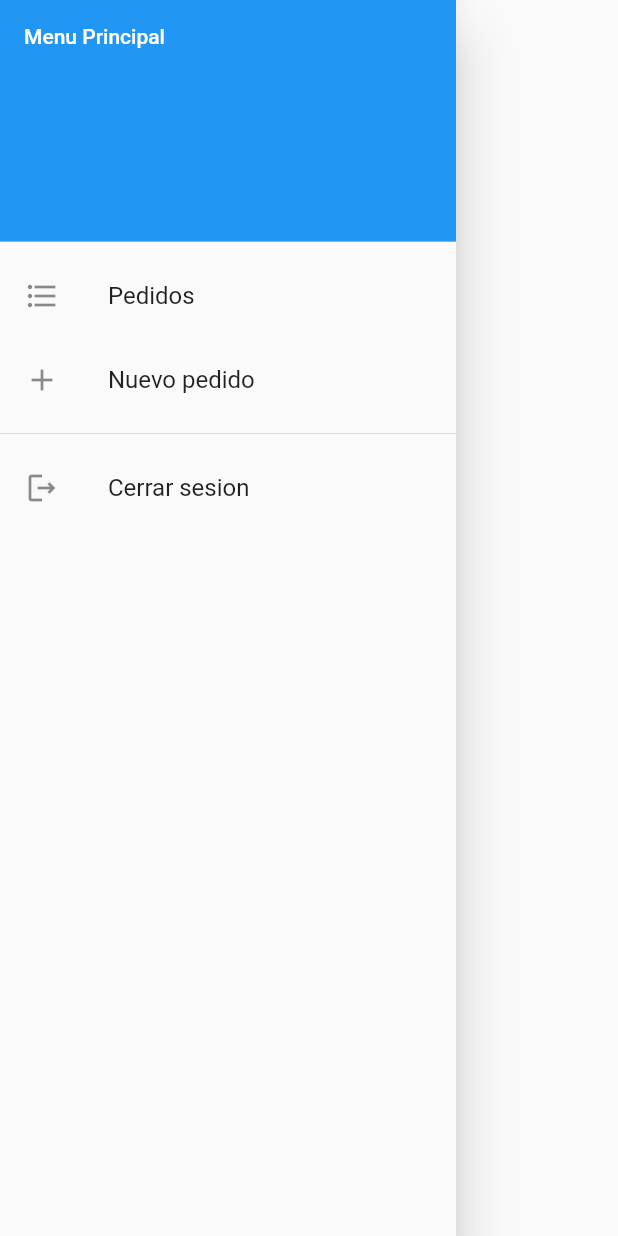
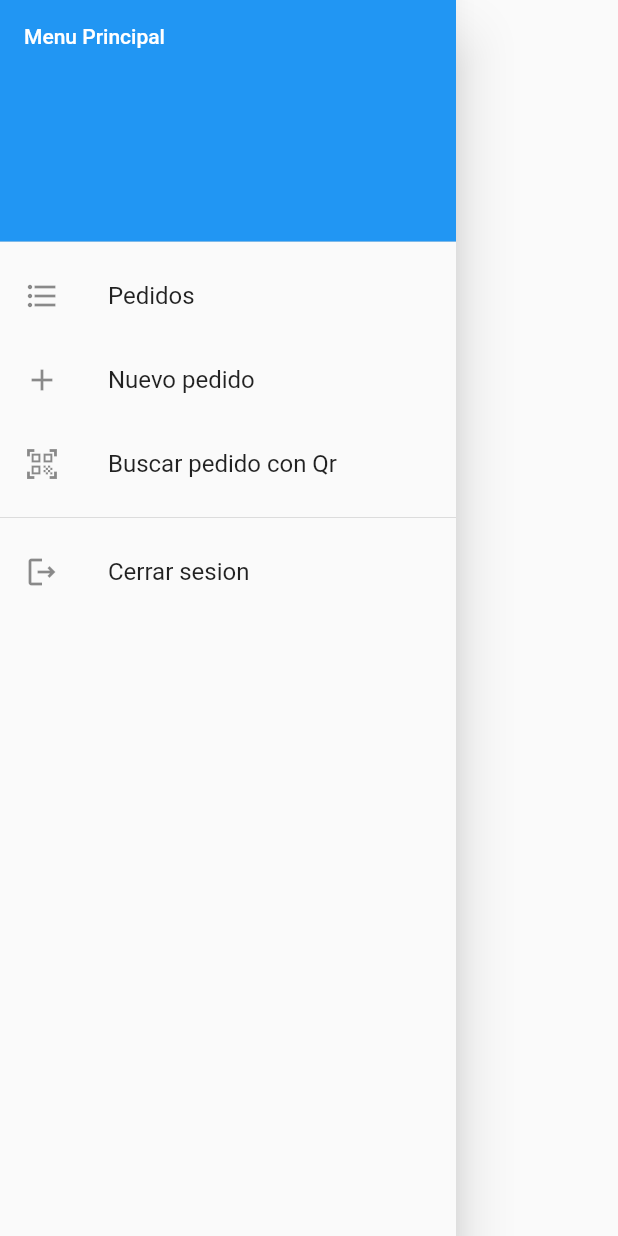
Before and after one commit to carlos00027/mintic-app-flutter, a Flutter app: the _Drawer widget shown alone on an empty page, opened directly, on a phone screen of 412 x 824 dp. Run offline on Flutter 3.47's test engine with Material 2 defaults, Android fonts, the phone set to English and light mode, and no system bars; our stand-ins replace flutter_secure_storage; accounts and stored records are empty; network calls fail.

Commit message:
prepara para leer codigo qr

```diff
--- a/lib/main.dart
+++ b/lib/main.dart
@@ -40,6 +40,7 @@ class MyApp extends StatelessWidget {
           'pedidos.listar': (_) => PedidosListarPage(),
           'pedidos.form': (_) => PedidosFormPage(),
           'pedidos.ver': (_) => PedidosVerPage(),
+          'pedidos.scan': (_) => PedidosScanPage(),
         },
         scaffoldMessengerKey: NotificationsService.messengerKey,
       ),
--- a/lib/pages/home.dart
+++ b/lib/pages/home.dart
@@ -64,6 +64,13 @@ class _Drawer extends StatelessWidget {
               Navigator.of(context).pushNamed('pedidos.form');
             },
           ),
+          ListTile(
+            title: const Text('Buscar pedido con Qr'),
+            leading: Icon(Icons.qr_code_scanner_outlined),
+            onTap: () {
+              Navigator.of(context).pushNamed('pedidos.scan');
+            },
+          ),
           Divider(),
           ListTile(
             title: const Text('Cerrar sesion'),
--- a/lib/pages/pedidos/pedidos.dart
+++ b/lib/pages/pedidos/pedidos.dart
@@ -1,3 +1,4 @@
 export 'package:mintic_app/pages/pedidos/pedidos_listar_page.dart';
 export 'package:mintic_app/pages/pedidos/pedidos_form_page.dart';
 export 'package:mintic_app/pages/pedidos/pedidos_ver_page.dart';
+export 'package:mintic_app/pages/pedidos/pedidos_scan_page.dart';
```
Also changed, not shown: lib/pages/pedidos/pedidos_scan_page.dart (added, +21 -0 lines).
